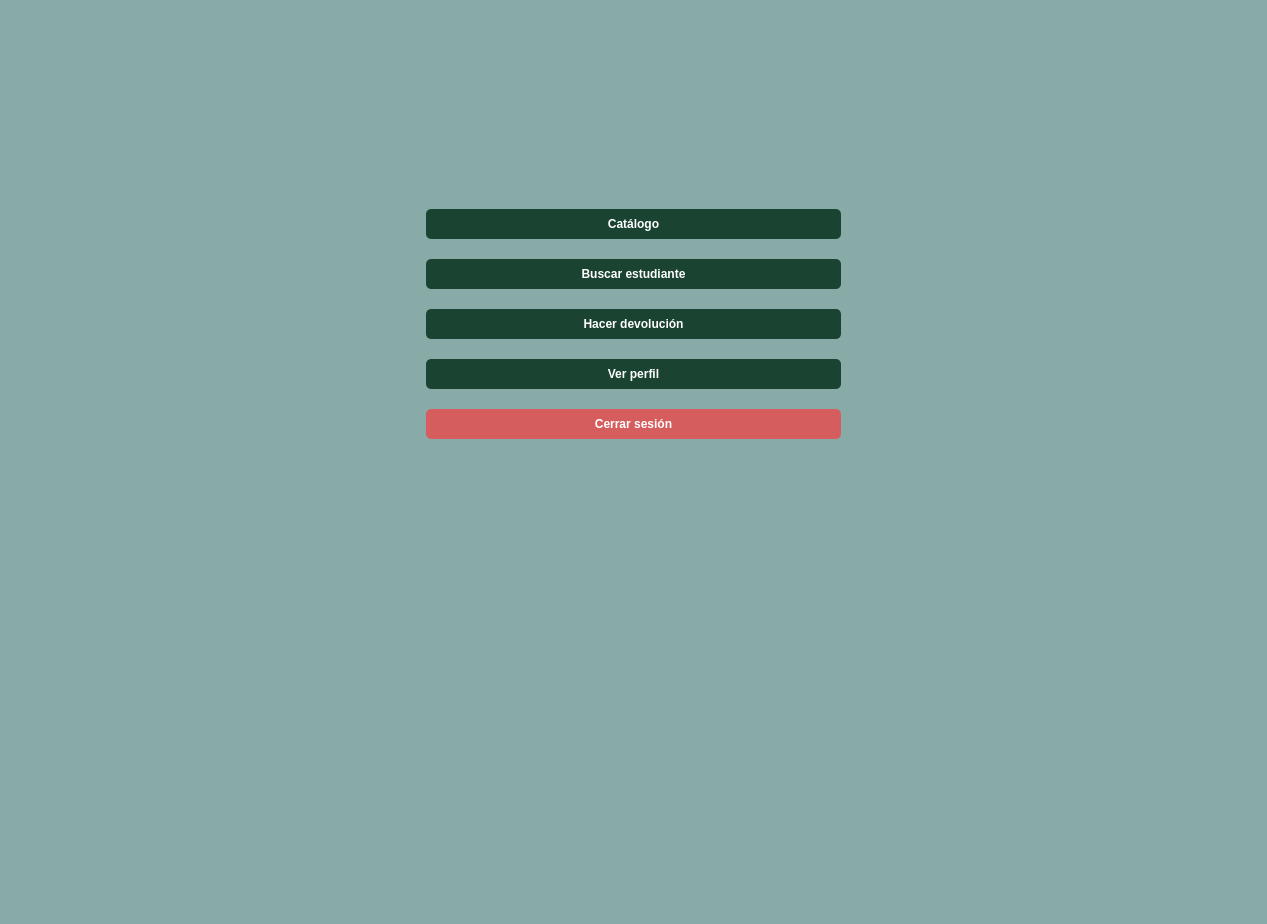
Before: the Qt Designer form src/vista/Ui/VistaBibliotecario.ui in ivantm1/proyecto-software, drawn with Qt 5.
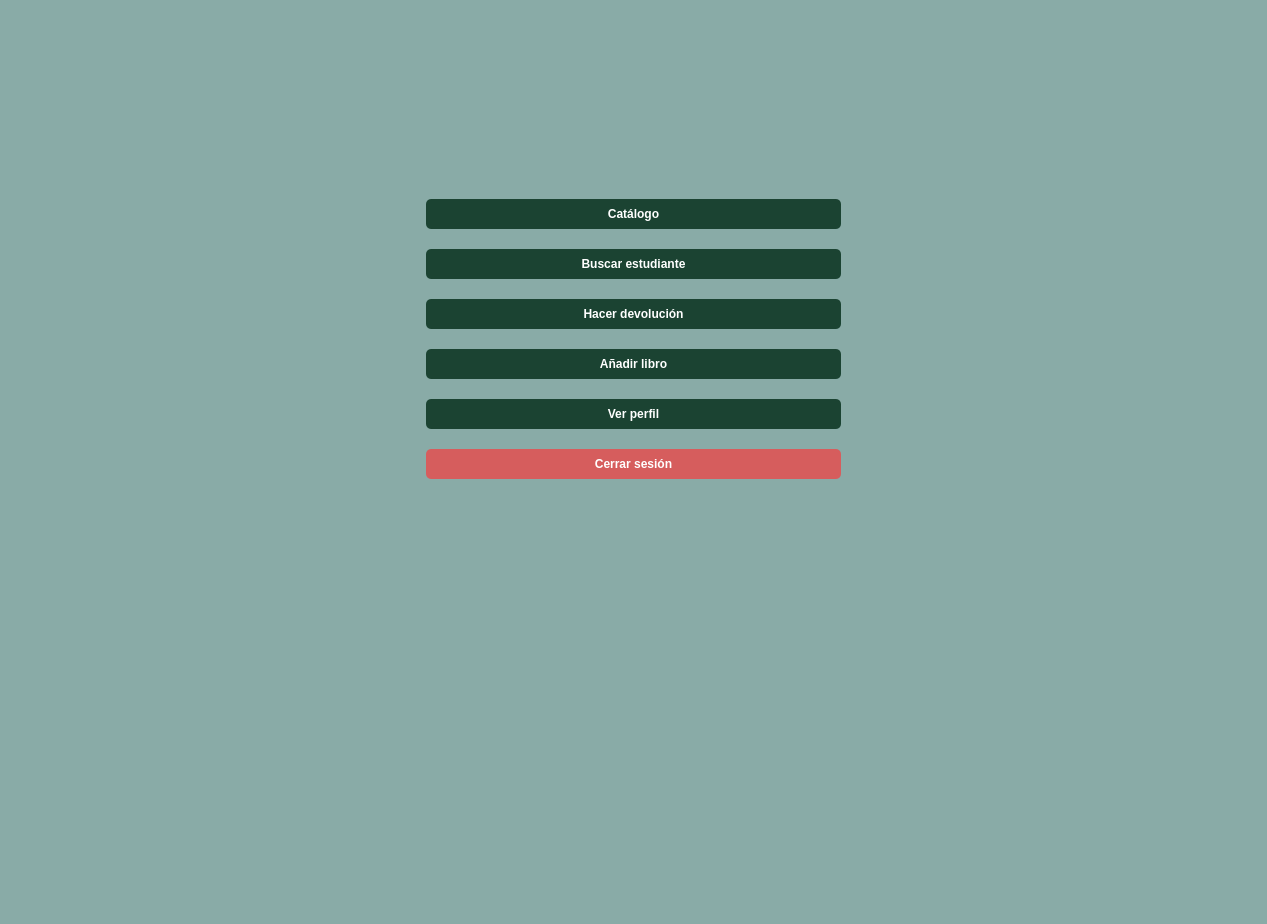
After: the same form once the commit is applied. Icons and pictures are not drawn.

Commit message: Cambios en los lineEdits y añado vistas para añadir libro al catálogo

Diff of the .ui file:
```diff
--- a/src/vista/Ui/VistaBibliotecario.ui
+++ b/src/vista/Ui/VistaBibliotecario.ui
@@ -190,6 +190,30 @@
        </property>
       </widget>
      </item>
+     <item>
+      <widget class="QPushButton" name="pushButton">
+       <property name="styleSheet">
+        <string notr="true">QPushButton {
+    background-color: #1B4332; 
+    color: white;  
+    border-radius: 5px; 
+    padding: 8px;  
+    font-weight: bold;
+}
+
+QPushButton:hover {
+    background-color: #2D6A4F; 
+}
+
+QPushButton:pressed {
+    background-color: #081C15; 
+}</string>
+       </property>
+       <property name="text">
+        <string>Añadir libro</string>
+       </property>
+      </widget>
+     </item>
      <item>
       <widget class="QPushButton" name="boton_perfil">
        <property name="styleSheet">
```
The commit also changes 2 other files.
